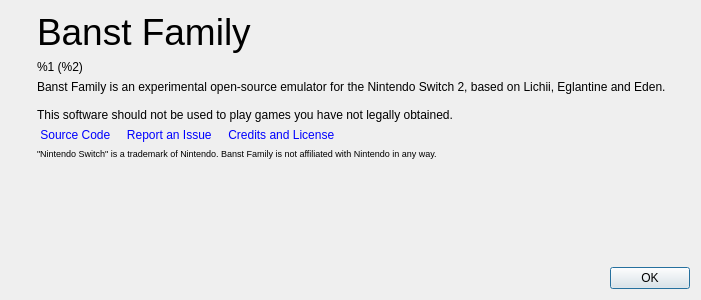
Banstowi/-glantine--emu-Switch2, file src/yuzu/aboutdialog.ui: the form before one commit.
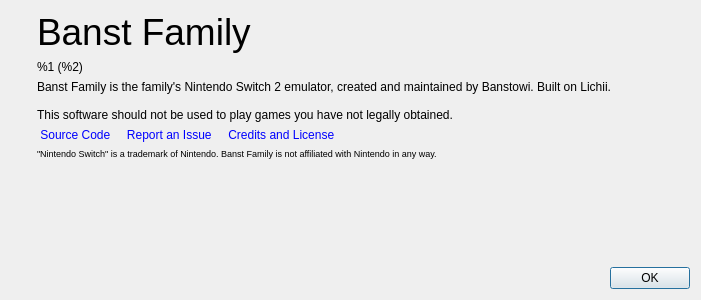
The form after the commit. Icons and pictures are not drawn.

Commit message:
docs, ui: Banst Family's own credits
The README is rewritten for Banst Family in French (download, tutorials, data folder, what it adds, credits). The About dialog and the tutorials credit Banstowi and name Lichii as the base; Lichii's donation addresses, website and artwork notes leave the README. Upstream copyright notices in the sources and the licence files are unchanged, as the GPL requires.

Claude-Session: https://claude.ai/code/session_01MsSmfafnsutrNsLC2WvgSz

Diff of the .ui file:
```diff
--- a/src/yuzu/aboutdialog.ui
+++ b/src/yuzu/aboutdialog.ui
@@ -95,7 +95,7 @@
           </sizepolicy>
          </property>
          <property name="text">
-          <string>Banst Family is an experimental open-source emulator for the Nintendo Switch 2, based on Lichii, Eglantine and Eden.
+          <string>Banst Family is the family's Nintendo Switch 2 emulator, created and maintained by Banstowi. Built on Lichii.
 
 This software should not be used to play games you have not legally obtained.</string>
          </property>
```
Left out of the diff: 2 changed lines with no effect on the pictures. The commit also changes 4 other files.
